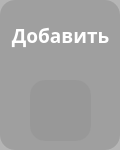
The window that ui/add_template_frame.ui (Alchemmist/SchoolRing) describes before a commit, drawn with Qt 5.
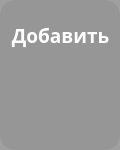
The same window after the commit. Icons and pictures are not drawn.

```diff
--- a/ui/add_template_frame.ui
+++ b/ui/add_template_frame.ui
@@ -27,7 +27,7 @@
   </property>
   <property name="styleSheet">
    <string notr="true">border-radius: 15;
-background-color: rgba(150,150,150, 180);</string>
+background-color: rgba(150,150,150, 230);</string>
   </property>
   <widget class="QLabel" name="text_label">
    <property name="geometry">
```
